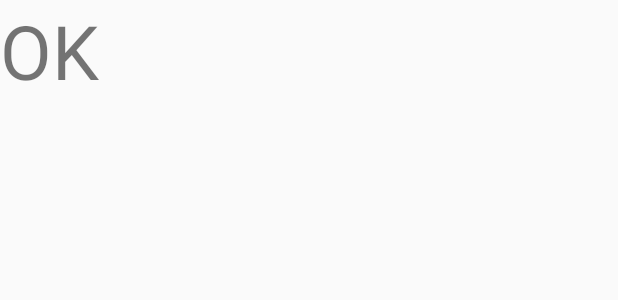
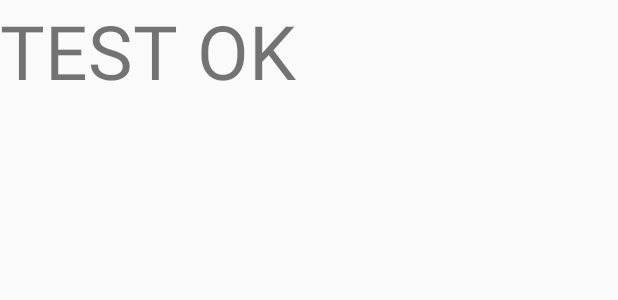
Before and after one commit to JeYong-Lee/Medicine_api_test, an Android app: the layout activity_db_test.xml on its own in the app's theme, with its tools: preview values and no code run, on a phone screen of 412 x 824 dp. Shown: the top 300 px of the screen. Run offline under Robolectric (Android 15) with nearby library versions, the phone set to English and light mode, and no system bars.

Commit message:
20-02-02

```diff
--- a/app/src/main/res/layout/activity_db_test.xml
+++ b/app/src/main/res/layout/activity_db_test.xml
@@ -11,5 +11,5 @@
         android:layout_height="match_parent"
         android:id="@+id/settingDB"
         android:textSize="50dp"
-        android:text="OK"/>
+        android:text="TEST OK"/>
 </LinearLayout>
```
Also changed, not shown: 2 other files.
